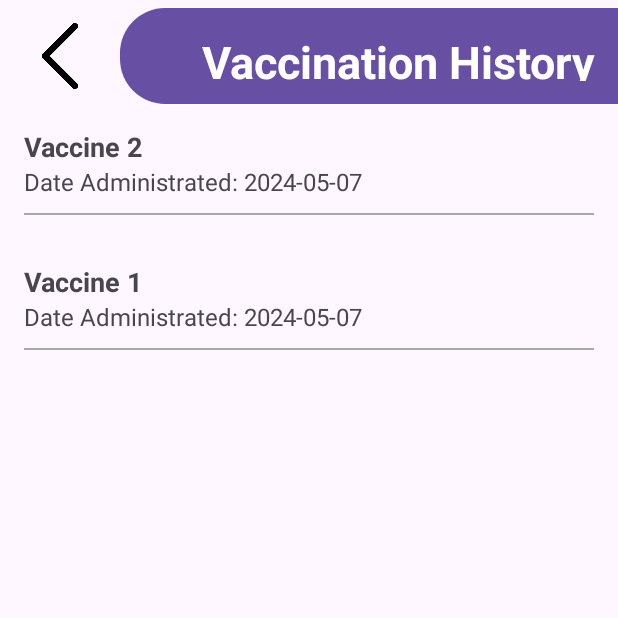
After one commit to Junoiri/MSPP_Project, an Android app: the VaccinationHistoryActivity screen opened directly, with no data from a screen before it, on a phone screen of 412 x 824 dp, the top half of it. The commit adds this screen. Run offline under Robolectric (Android 15) with nearby library versions, the light colour scheme and no system bars.

Commit message:
In Add Vaccination activity - added simple input validation, corrected the input fields order; added Vaccination History activity with base functionality; added fonts

```diff
--- a/app/src/main/AndroidManifest.xml
+++ b/app/src/main/AndroidManifest.xml
@@ -1,8 +1,9 @@
 <?xml version="1.0" encoding="utf-8"?>
 <manifest xmlns:android="http://schemas.android.com/apk/res/android"
     xmlns:tools="http://schemas.android.com/tools">
-    <uses-permission android:name="android.permission.INTERNET" /> <uses-permission android:name="android.permission.ACCESS_NETWORK_STATE"/>
 
+    <uses-permission android:name="android.permission.INTERNET" />
+    <uses-permission android:name="android.permission.ACCESS_NETWORK_STATE" />
     <uses-permission android:name="android.permission.INTERNET" />
     <uses-permission android:name="android.permission.POST_NOTIFICATIONS" />
 
@@ -17,6 +18,9 @@
         android:supportsRtl="true"
         android:theme="@style/Theme.MSPP_Project"
         tools:targetApi="31">
+        <activity
+            android:name="activities.VaccinationHistoryActivity"
+            android:exported="false" />
         <activity
             android:name="activities.AddVaccinationActivity"
             android:exported="false" />
--- a/app/src/main/java/activities/MainActivity.kt
+++ b/app/src/main/java/activities/MainActivity.kt
@@ -16,7 +16,7 @@ class MainActivity : AppCompatActivity() {
 
         val toolbar = findViewById<Toolbar>(R.id.toolbar)
         setSupportActionBar(toolbar)
-        toolbar.setNavigationIcon(R.drawable.ic_menu) // Set the menu icon
+        toolbar.setNavigationIcon(R.drawable.ic_menu) // Set the font icon
 
         drawerMenuHandler = DrawerMenuHandler(this, toolbar, R.string.open, R.string.close)
         setupFabAddNew()
--- /dev/null
+++ b/app/src/main/java/activities/VaccinationHistoryActivity.kt
@@ -0,0 +1,109 @@
+package activities
+
+import db.vaccination_record.VaccinationRecord
+import android.animation.LayoutTransition
+import android.os.Bundle
+import android.view.LayoutInflater
+import android.view.View
+import android.widget.ImageButton
+import android.widget.ImageView
+import android.widget.LinearLayout
+import android.widget.TextView
+import androidx.activity.enableEdgeToEdge
+import androidx.appcompat.app.AppCompatActivity
+import androidx.core.view.ViewCompat
+import androidx.core.view.WindowInsetsCompat
+import com.example.mspp_project.R
+import android.view.animation.Animation
+
+class VaccinationHistoryActivity : AppCompatActivity() {
+
+    override fun onCreate(savedInstanceState: Bundle?) {
+        super.onCreate(savedInstanceState)
+        enableEdgeToEdge()
+        setContentView(R.layout.activity_vaccination_history)
+        setupToolbar()
+        setupVaccinationRecords()
+        ViewCompat.setOnApplyWindowInsetsListener(findViewById(R.id.main)) { v, insets ->
+            val systemBars = insets.getInsets(WindowInsetsCompat.Type.systemBars())
+            v.setPadding(systemBars.left, systemBars.top, systemBars.right, systemBars.bottom)
+            insets
+        }
+    }
+
+    private fun setupToolbar() {
+        val toolbarTitle: TextView = findViewById(R.id.toolbar_title)
+        val backButton: ImageView = findViewById(R.id.back_button)
+
+        toolbarTitle.text = "Vaccination History"
+        backButton.setOnClickListener {
+            finish()
+        }
+    }
+
+    private fun createDraftRecords(): List<VaccinationRecord> {
+        // Create some draft records
+        return listOf(
+            VaccinationRecord(
+                record_id = 1,
+                vaccine_name = "Vaccine 1",
+                date_administrated = java.sql.Date(System.currentTimeMillis()),
+                next_dose_due_date = java.sql.Date(System.currentTimeMillis()),
+                manufacturer = "Manufacturer 1",
+                dose = "Dose 1"
+            ),
+            VaccinationRecord(
+                record_id = 2,
+                vaccine_name = "Vaccine 2",
+                date_administrated = java.sql.Date(System.currentTimeMillis()),
+                next_dose_due_date = java.sql.Date(System.currentTimeMillis()),
+                manufacturer = "Manufacturer 2",
+                dose = "Dose 2"
+            )
+        )
+    }
+
+    private fun setupVaccinationRecords() {
+        val recordsContainer: LinearLayout = findViewById(R.id.entries_container)
+        val layoutTransition = LayoutTransition()
+        layoutTransition.enableTransitionType(LayoutTransition.CHANGING)
+        recordsContainer.layoutTransition = layoutTransition
+
+        val vaccinationRecords = createDraftRecords()
+
+        for (record in vaccinationRecords) {
+            val recordView: View = LayoutInflater.from(this)
+                .inflate(R.layout.vaccination_entry, recordsContainer, false)
+
+            val vaccineName: TextView = recordView.findViewById(R.id.vaccine_name)
+            val dateAdministrated: TextView = recordView.findViewById(R.id.date_administrated)
+            val nextDoseDueDate: TextView = recordView.findViewById(R.id.next_dose_due_date)
+            val manufacturer: TextView = recordView.findViewById(R.id.manufacturer)
+            val dose: TextView = recordView.findViewById(R.id.dose)
+            val editButton: ImageButton = recordView.findViewById(R.id.edit_button)
+
+            vaccineName.text = record.vaccine_name
+            dateAdministrated.text = record.date_administrated.toString()
+            nextDoseDueDate.text = record.next_dose_due_date.toString()
+            manufacturer.text = record.manufacturer
+            dose.text = record.dose
+
+            recordView.setOnClickListener {
+                val expandedState: View = recordView.findViewById(R.id.expandable_part)
+                if (expandedState.visibility == View.GONE) {
+                    // Expand the entry
+                    expandedState.visibility = View.VISIBLE
+                } else {
+                    // Collapse the entry
+                    expandedState.visibility = View.GONE
+                }
+            }
+
+            editButton.setOnClickListener {
+                // Handle the edit action here
+            }
+
+            recordsContainer.addView(recordView, 0)
+        }
+    }
+}
--- /dev/null
+++ b/app/src/main/res/layout/activity_vaccination_history.xml
@@ -0,0 +1,30 @@
+<?xml version="1.0" encoding="utf-8"?>
+<RelativeLayout xmlns:android="http://schemas.android.com/apk/res/android"
+    xmlns:app="http://schemas.android.com/apk/res-auto"
+    xmlns:tools="http://schemas.android.com/tools"
+    android:id="@+id/main"
+    android:layout_width="match_parent"
+    android:layout_height="match_parent"
+    tools:context="activities.VaccinationHistoryActivity">
+
+    <include
+        android:id="@+id/custom_toolbar"
+        layout="@layout/custom_toolbar" />
+
+    <ScrollView
+        android:layout_width="match_parent"
+        android:layout_height="match_parent"
+        android:layout_below="@id/custom_toolbar">
+
+        <LinearLayout
+            android:id="@+id/entries_container"
+            android:layout_width="match_parent"
+            android:layout_height="wrap_content"
+            android:orientation="vertical"
+            android:gravity="top">
+
+        </LinearLayout>
+
+    </ScrollView>
+
+</RelativeLayout>
--- /dev/null
+++ b/app/src/main/res/layout/vaccination_entry.xml
@@ -0,0 +1,155 @@
+<LinearLayout xmlns:android="http://schemas.android.com/apk/res/android"
+    android:layout_width="match_parent"
+    android:layout_height="wrap_content"
+    android:orientation="vertical"
+    android:padding="16dp">
+
+    <!-- The part of the entry that is always visible -->
+    <LinearLayout
+        android:id="@+id/always_visible_part"
+        android:layout_width="match_parent"
+        android:layout_height="wrap_content"
+        android:orientation="vertical">
+
+        <!-- Collapsed state -->
+        <LinearLayout
+            android:id="@+id/collapsed_state"
+            android:layout_width="match_parent"
+            android:layout_height="wrap_content"
+            android:orientation="vertical">
+
+            <TextView
+                android:id="@+id/vaccine_name"
+                android:layout_width="wrap_content"
+                android:layout_height="wrap_content"
+                android:textSize="18sp"
+                android:textStyle="bold" />
+
+            <LinearLayout
+                android:layout_width="match_parent"
+                android:layout_height="wrap_content"
+                android:orientation="horizontal">
+
+                <TextView
+                    android:id="@+id/date_administrated_label"
+                    android:layout_width="wrap_content"
+                    android:layout_height="wrap_content"
+                    android:text="Date Administrated: "
+                    android:textSize="16sp" />
+
+                <TextView
+                    android:id="@+id/date_administrated"
+                    android:layout_width="wrap_content"
+                    android:layout_height="wrap_content"
+                    android:textSize="16sp" />
+            </LinearLayout>
+        </LinearLayout>
+    </LinearLayout>
+
+    <!-- The part of the entry that expands/collapses -->
+    <LinearLayout
+        android:id="@+id/expandable_part"
+        android:layout_width="match_parent"
+        android:layout_height="wrap_content"
+        android:orientation="vertical"
+        android:visibility="gone">
+
+        <!-- Expanded state -->
+        <LinearLayout
+            android:layout_width="match_parent"
+            android:layout_height="wrap_content"
+            android:orientation="horizontal">
+
+            <TextView
+                android:id="@+id/next_dose_due_date_label"
+                android:layout_width="wrap_content"
+                android:layout_height="wrap_content"
+                android:text="Next Dose Due Date: "
+                android:textSize="16sp" />
+
+            <TextView
+                android:id="@+id/next_dose_due_date"
+                android:layout_width="wrap_content"
+                android:layout_height="wrap_content"
+                android:textSize="16sp" />
+        </LinearLayout>
+
+        <LinearLayout
+            android:layout_width="match_parent"
+            android:layout_height="wrap_content"
+            android:orientation="horizontal">
+
+            <TextView
+                android:id="@+id/manufacturer_label"
+                android:layout_width="wrap_content"
+                android:layout_height="wrap_content"
+                android:text="Manufacturer: "
+                android:textSize="16sp" />
+
+            <TextView
+                android:id="@+id/manufacturer"
+                android:layout_width="wrap_content"
+                android:layout_height="wrap_content"
+                android:textSize="16sp" />
+        </LinearLayout>
+
+        <LinearLayout
+            android:layout_width="match_parent"
+            android:layout_height="wrap_content"
+            android:orientation="horizontal">
+
+            <TextView
+                android:id="@+id/dose_label"
+                android:layout_width="wrap_content"
+                android:layout_height="wrap_content"
+                android:text="Dose: "
+                android:textSize="16sp" />
+
+            <TextView
+                android:id="@+id/dose"
+                android:layout_width="wrap_content"
+                android:layout_height="wrap_content"
+                android:textSize="16sp" />
+        </LinearLayout>
+
+        <RelativeLayout
+            android:layout_width="match_parent"
+            android:layout_height="wrap_content">
+
+            <LinearLayout
+                android:layout_width="wrap_content"
+                android:layout_height="wrap_content"
+                android:layout_alignParentEnd="true"
+                android:orientation="horizontal">
+
+                <ImageButton
+                    android:id="@+id/edit_button"
+                    android:layout_width="32dp"
+                    android:layout_height="32dp"
+                    android:layout_marginEnd="5dp"
+                    android:adjustViewBounds="true"
+                    android:background="@android:color/holo_purple"
+                    android:contentDescription="edit"
+                    android:scaleType="fitCenter"
+                    android:src="@drawable/ic_edit" />
+
+                <ImageButton
+                    android:id="@+id/delete_button"
+                    android:layout_width="32dp"
+                    android:layout_height="32dp"
+                    android:adjustViewBounds="true"
+                    android:background="@android:color/holo_purple"
+                    android:contentDescription="delete"
+                    android:scaleType="fitCenter"
+                    android:src="@drawable/ic_trash" />
+            </LinearLayout>
+        </RelativeLayout>
+    </LinearLayout>
+
+    <View
+        android:layout_width="match_parent"
+        android:layout_height="1dp"
+        android:layout_marginTop="10dp"
+        android:background="@android:color/darker_gray"
+        android:padding="5dp" />
+</LinearLayout>
```
Also changed, not shown: app/src/main/java/VaccinationEntry.kt (added, +10 -0 lines), app/src/main/java/activities/AddVaccinationActivity.kt (+65 -60 lines), app/src/main/java/activities/DrawerMenuHandler.kt (+8 -0 lines), app/src/main/res/layout/activity_add_vaccination.xml (+27 -7 lines), app/src/main/res/drawable/ic_edit.png (added), app/src/main/res/drawable/ic_trash.png (added), app/src/main/res/font/muli_light.ttf (added), app/src/main/res/font/muli_regular.ttf (added).
